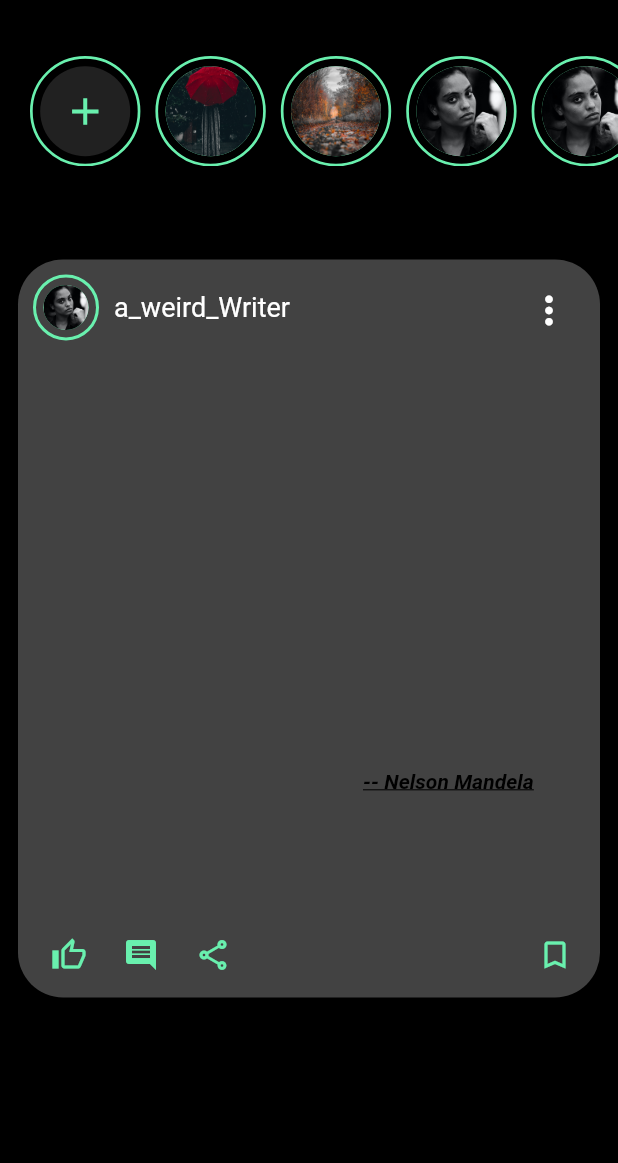
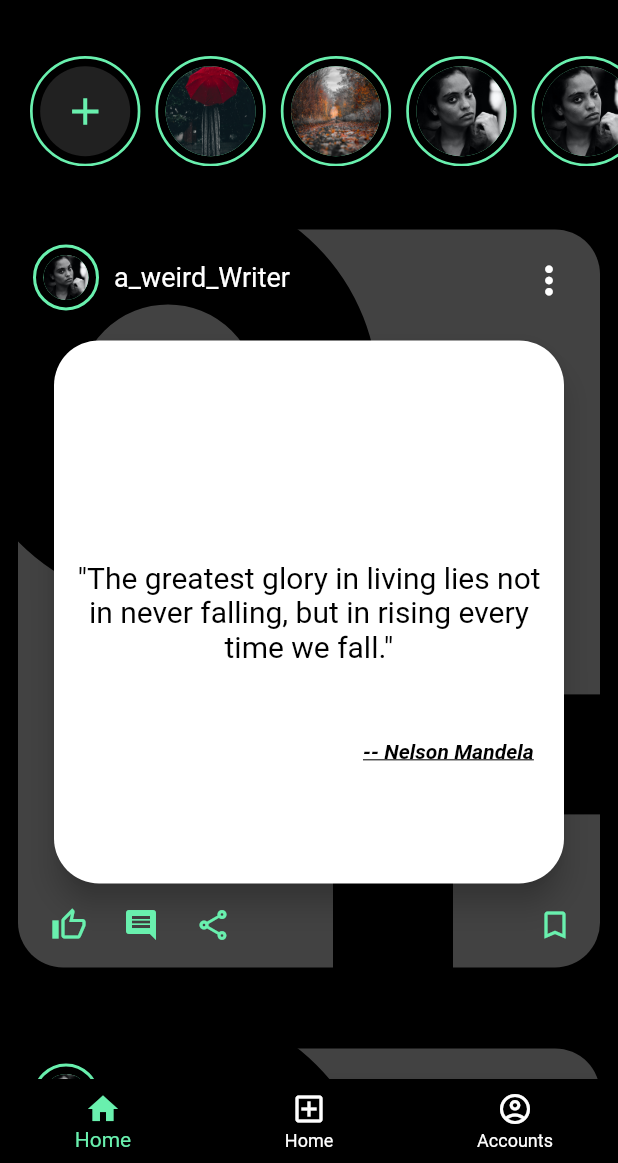
Before and after one commit to Somsubro-Banerjee/wizshare, a Flutter app: the screen it shows after launch, after a tap on "Login", on a phone screen of 412 x 824 dp, the part 73-1236 px from its top. Run offline on Flutter 3.47's test engine with Material 2 defaults, Android fonts, the phone set to English and light mode, and no system bars; drawn by our look-alikes of focused_menu.

Commit message:
more ui item elements added

```diff
--- a/lib/home.dart
+++ b/lib/home.dart
@@ -1,14 +1,16 @@
 import 'dart:math';
-
 import 'package:flutter/material.dart';
 import 'package:flutter/cupertino.dart';
+import 'package:focused_menu/focused_menu.dart';
+import 'package:focused_menu/modals.dart';
+
 
 class HomeScreen extends StatefulWidget {
   @override
   _HomeScreenState createState() => _HomeScreenState();
 }
+class _HomeScreenState extends State<HomeScreen> {
 
-class _HomeScreenState extends State<HomeScreen> {
   @override
   Widget build(BuildContext context) {
     return Container(
@@ -31,21 +33,47 @@ class _HomeScreenState extends State<HomeScreen> {
           ),
         ],
       ),
+      bottomNavigationBar: BottomNavigationBar(
+        currentIndex: 0,
+        selectedItemColor: Colors.greenAccent,
+        unselectedItemColor: Colors.white,
+        backgroundColor: Colors.black,
+        items: [
+          BottomNavigationBarItem(
+            icon: Icon(Icons.home_outlined, color: Colors.white,),
+            activeIcon: Icon(Icons.home, color: Colors.greenAccent),
+            label: "Home",
+            tooltip: "home feed"
+          ),
+          BottomNavigationBarItem(
+            icon: Icon(Icons.add_box_outlined, color: Colors.white,),
+            activeIcon: Icon(Icons.add_box_rounded, color: Colors.greenAccent),
+            label: "Home",
+            tooltip: "home feed"
+
+          ),
+          BottomNavigationBarItem(
+            icon: Icon(Icons.account_circle_outlined, color: Colors.white,),
+            activeIcon: Icon(Icons.account_circle, color: Colors.greenAccent),
+            label: "Accounts"
+          ),
+        ],
+      ),
       backgroundColor: Colors.black,
       body: SingleChildScrollView(
         child: Column(
           mainAxisAlignment: MainAxisAlignment.start,
           crossAxisAlignment: CrossAxisAlignment.center,
           children: [
-            // Container(
-            //   margin: EdgeInsets.only(
-            //       top: 10, left: MediaQuery.of(context).size.width / 30),
-            //   child: Placeholder(),
-            // ),
+
             Container(
                 margin: EdgeInsets.only(left: 20, top: 30), child: StoryRow()),
 
-            Container(margin: EdgeInsets.only(top: 50), child: FeedCard())
+            Container(margin: EdgeInsets.only(top: 30), child: FeedCard()),
+            Container(margin: EdgeInsets.only(top: 30), child: FeedCard()),
+            Container(margin: EdgeInsets.only(top: 30), child: FeedCard()),
+            Container(margin: EdgeInsets.only(top: 30), child: FeedCard()),
+            Container(margin: EdgeInsets.only(top: 30), child: FeedCard()),
           ],
         ),
       ),
@@ -323,9 +351,15 @@ class _FeedCardState extends State<FeedCard> {
             alignment: Alignment.topLeft,
             children: [
               Container(
-                margin: EdgeInsets.only(top: 100),
+                margin: EdgeInsets.only(top: 10),
                 child: CustomPaint(
                   painter: CirclePainter(),
+                ),
+              ),
+              Container(
+                margin: EdgeInsets.only(top: 250, left: 150),
+                child: CustomPaint(
+                  painter: BoxPainter(),
                 ),
               ),
               Row(
@@ -366,29 +400,47 @@ class _FeedCardState extends State<FeedCard> {
                     ),
                     onPressed: () {}),
               ),
-              // Padding(
-              //   padding: const EdgeInsets.all(20.0),
-              //   child: Container(
-              //     margin: EdgeInsets.only(top: 50),
-              //     width: MediaQuery.of(context).size.width,
-              //     height: 370,
-              //     child: Card(
-              //       elevation: 8.0,
-              //       shape: RoundedRectangleBorder(
-              //           borderRadius: BorderRadius.circular(30)),
-              //       child: Center(
-              //         child: Padding(
-              //           padding: const EdgeInsets.all(8.0),
-              //           child: Text(
-              //             '"The greatest glory in living lies not in never falling, but in rising every time we fall."',
-              //             textAlign: TextAlign.center,
-              //             style: TextStyle(fontSize: 20, color: Colors.black),
-              //           ),
-              //         ),
-              //       ),
-              //     ),
-              //   ),
-              // ),
+               Padding(
+                  padding: const EdgeInsets.all(20.0),
+                  child: Container(
+                    margin: EdgeInsets.only(top: 50),
+                    width: MediaQuery.of(context).size.width,
+                    height: 370,
+                    child: FocusedMenuHolder(
+                      menuBoxDecoration: BoxDecoration(
+                        color: Colors.grey[900],
+                      ),
+                      blurSize: 5,
+                      duration: Duration(milliseconds: 500),
+                      blurBackgroundColor: Colors.grey[900],
+                      menuWidth: MediaQuery.of(context).size.width*0.5,
+                      menuItemExtent: 50,
+                      onPressed: (){},
+                      menuItems: <FocusedMenuItem>[
+                        FocusedMenuItem(title: Text("About"), onPressed: (){setState(() {});}, trailingIcon: Icon(Icons.details_rounded, color: Colors.red),),
+                        FocusedMenuItem(title: Text("Visit Account"), onPressed: (){setState(() {});}, trailingIcon: Icon(Icons.account_box_rounded, color: Colors.blueAccent), ),
+                        FocusedMenuItem(title: Text("Share to"), onPressed: (){setState(() {});}, trailingIcon: Icon(Icons.share_outlined, color: Colors.purpleAccent), ),
+                        FocusedMenuItem(title: Text("Report", style: TextStyle(color: Colors.white),), onPressed: (){setState(() {});}, trailingIcon: Icon(Icons.error_outline, color: Colors.white), backgroundColor: Colors.redAccent),
+                      ],
+                      child: Card(
+                        elevation: 8.0,
+                        shape: RoundedRectangleBorder(
+                            borderRadius: BorderRadius.circular(30)),
+                        child: Center(
+                          child: Padding(
+                            padding: const EdgeInsets.all(8.0),
+                            child: Text(
+                              '"The greatest glory in living lies not in never falling, but in rising every time we fall."',
+                              textAlign: TextAlign.center,
+                              style: TextStyle(fontSize: 20, color: Colors.black),
+                            ),
+                          ),
+                        ),
+                      ),
+                    ),
+                  ),
+                ),
+
               Container(
                 margin: EdgeInsets.only(top: 340, left: 230),
                 child: Text(
@@ -441,13 +493,15 @@ class CirclePainter extends CustomPainter {
   @override
   void paint(Canvas canvas, Size size) {
 
-    double posX = size.height/2;
-    double posY = size.width/2;
+    var posX = 100.0;
+    var posY = 100.0;
     var radius =  min(posX, posY);
     var location = Offset(posX, posY);
 
     var paintbrush = Paint()
-    ..color = Colors.white;
+    ..color = Colors.black
+    ..strokeWidth = 80
+    ..style = PaintingStyle.stroke;
 
     canvas.drawCircle(location, radius, paintbrush);
 
@@ -455,5 +509,31 @@ class CirclePainter extends CustomPainter {
   }
 
   @override
-  bool shouldRepaint(CirclePainter oldDelegate) => true;
+  bool shouldRepaint(CirclePainter oldDelegate) {
+    return true;
+  }
 }
+
+
+class BoxPainter extends CustomPainter {
+
+  @override
+  void paint(Canvas canvas, Size size) {
+     var posX = 100.0;
+    var posY = 100.0;
+    var radius =  min(posX, posY);
+    var location = Offset(posX, posY);
+
+    var paintbrush = Paint()
+    ..color = Colors.black
+    ..strokeWidth = 80
+    ..style = PaintingStyle.stroke;
+
+    canvas.drawRect(Offset(100, 100) & const Size(200, 200), paintbrush);
+
+  }
+
+  @override
+  bool shouldRepaint(BoxPainter oldDelegate) => false;
+
+}
--- a/pubspec.yaml
+++ b/pubspec.yaml
@@ -24,7 +24,7 @@ dependencies:
   flutter:
     sdk: flutter
   provider: any
-
+  focused_menu: any
   # The following adds the Cupertino Icons font to your application.
   # Use with the CupertinoIcons class for iOS style icons.
   cupertino_icons: ^1.0.2
```
Also changed, not shown: pubspec.lock.
